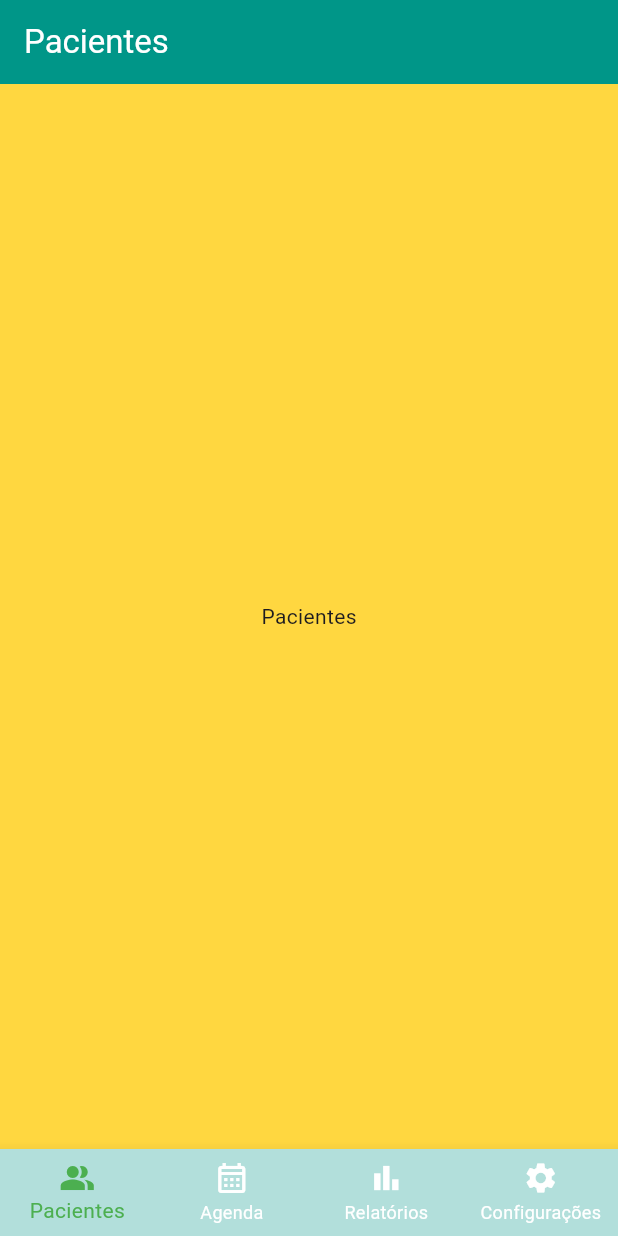
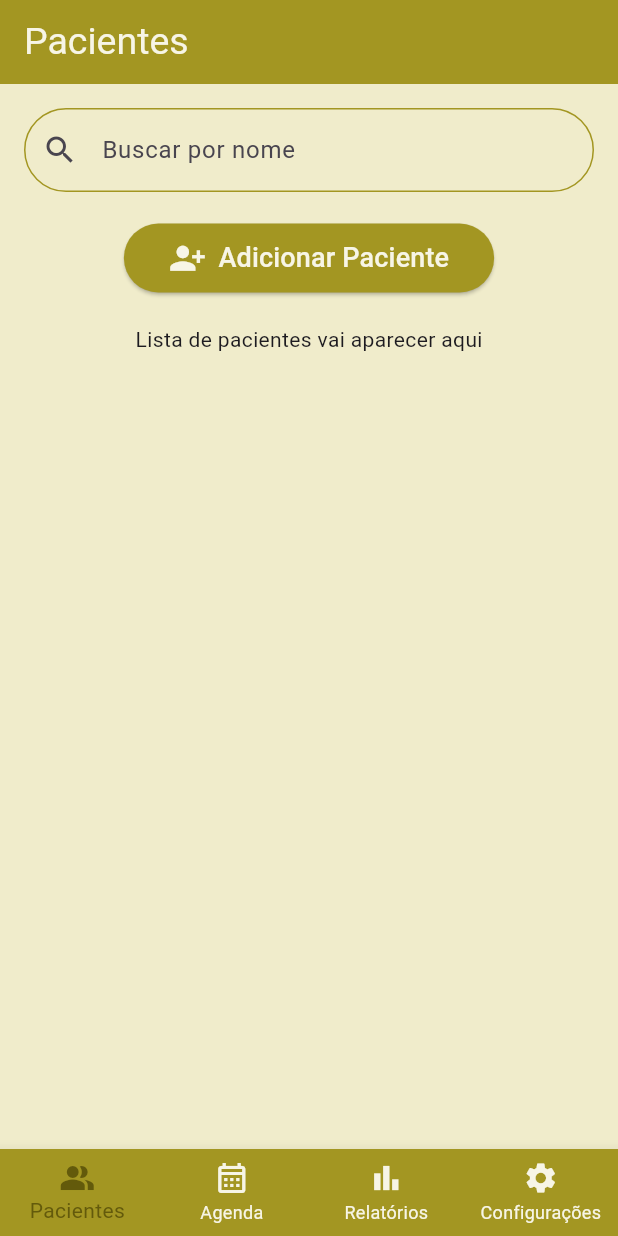
Before and after one commit to Valeria-CPaz/psico_app_flutter, a Flutter app: the screen it shows after launch, on a phone screen of 412 x 824 dp. Run offline on Flutter 3.47's test engine with Material 3 defaults, Android fonts, the phone set to English and light mode, and no system bars.

Commit message:
Patient modal

```diff
--- /dev/null
+++ b/lib/constants/app_colors.dart
@@ -0,0 +1,8 @@
+import 'package:flutter/material.dart';
+
+class AppColors {
+  static const primary = Color.fromARGB(255, 163, 150, 34);
+  static const primaryLight = Color.fromARGB(255, 240, 236, 203);
+  static const primaryDark = Color.fromARGB(255, 99, 90, 11);
+  static const onPrimary = Color.fromARGB(255, 247, 245, 230);
+}
--- a/lib/pages/home_page.dart
+++ b/lib/pages/home_page.dart
@@ -1,8 +1,10 @@
 import 'package:flutter/material.dart';
+import 'package:psicoapp/constants/app_colors.dart';
 import 'package:psicoapp/pages/agenda_page.dart';
 import 'package:psicoapp/pages/patients_page.dart';
 import 'package:psicoapp/pages/reports_page.dart';
 import 'package:psicoapp/pages/settings_page.dart';
+import 'package:psicoapp/components/add_patient_modal.dart';
 
 class HomePage extends StatefulWidget {
   const HomePage({super.key});
@@ -14,30 +16,39 @@ class HomePage extends StatefulWidget {
 class _HomePageState extends State<HomePage> {
   int _currentIndex = 0;
 
-  final List<Widget> _pages = const [
-    PatientsPage(),
-    AgendaPage(),
-    ReportsPage(),
-    SettingsPage(),
-  ];
+  void _openAddPatientModal() {
+    showModalBottomSheet(
+      context: context,
+      builder: (context) => AddPatientModal(),
+    );
+  }
 
   @override
   Widget build(BuildContext context) {
+    final List<Widget> _pages = [
+      PatientsPage(onAddPatient: _openAddPatientModal),
+      AgendaPage(),
+      ReportsPage(),
+      SettingsPage(),
+    ];
+
     return Scaffold(
-      backgroundColor: Colors.amberAccent,
+      backgroundColor: AppColors.primaryLight,
       appBar: AppBar(
-        backgroundColor: Colors.teal,
-        foregroundColor: Colors.white,
+        backgroundColor: AppColors.primary,
+        foregroundColor: AppColors.onPrimary,
         title: Text(
           ['Pacientes', 'Agenda', 'Relatórios', 'Configurações'][_currentIndex],
+          style: TextStyle(fontSize: 25),
         ),
       ),
       body: _pages[_currentIndex],
       bottomNavigationBar: BottomNavigationBar(
-        type: BottomNavigationBarType.fixed, // Se não mudar isso, ele não vê o background color
-        backgroundColor: Colors.teal[100],
-        selectedItemColor: Colors.green,
-        unselectedItemColor: Colors.white,
+        type: BottomNavigationBarType
+            .fixed, // Se não mudar isso, ele não vê o background color
+        backgroundColor: AppColors.primary,
+        selectedItemColor: AppColors.primaryDark,
+        unselectedItemColor: AppColors.onPrimary,
         currentIndex: _currentIndex,
         onTap: (index) {
           setState(() {
--- a/lib/pages/patients_page.dart
+++ b/lib/pages/patients_page.dart
@@ -1,10 +1,58 @@
 import 'package:flutter/material.dart';
+import 'package:psicoapp/constants/app_colors.dart';
 
 class PatientsPage extends StatelessWidget {
-  const PatientsPage({super.key});
+  final VoidCallback onAddPatient;
+
+  const PatientsPage({super.key, required this.onAddPatient});
 
   @override
   Widget build(BuildContext context) {
-    return const Center(child: Text('Pacientes'),);
+    return Padding(
+      padding: const EdgeInsets.all(16.0),
+      child: Column(
+        children: [
+          TextField(
+            decoration: InputDecoration(
+              hintText: 'Buscar por nome',
+              prefixIcon: const Icon(Icons.search),
+              border: OutlineInputBorder(
+                borderRadius: BorderRadius.circular(30),
+              ),
+              focusedBorder: OutlineInputBorder(
+                borderRadius: BorderRadius.circular(30),
+                borderSide: BorderSide(color: AppColors.primaryDark),
+              ),
+              enabledBorder: OutlineInputBorder(
+                borderRadius: BorderRadius.circular(30),
+                borderSide: BorderSide(color: AppColors.primary),
+              ),
+            ),
+          ),
+          const SizedBox(height: 20),
+          ElevatedButton(
+            onPressed: onAddPatient,
+            style: ElevatedButton.styleFrom(
+              backgroundColor: AppColors.primary,
+              foregroundColor: AppColors.onPrimary,
+              padding: const EdgeInsets.symmetric(horizontal: 30, vertical: 10),
+              shape: RoundedRectangleBorder(
+                borderRadius: BorderRadius.circular(30),
+              ),
+            ),
+            child: const Row(
+              mainAxisSize: MainAxisSize.min,
+              children: [
+                Icon(Icons.person_add_alt_1_sharp, size: 25),
+                SizedBox(width: 8),
+                Text('Adicionar Paciente', style: TextStyle(fontSize: 18)),
+              ],
+            ),
+          ),
+          const SizedBox(height: 20),
+          const Text('Lista de pacientes vai aparecer aqui'),
+        ],
+      ),
+    );
   }
 }
--- a/pubspec.yaml
+++ b/pubspec.yaml
@@ -34,6 +34,7 @@ dependencies:
   # The following adds the Cupertino Icons font to your application.
   # Use with the CupertinoIcons class for iOS style icons.
   cupertino_icons: ^1.0.8
+  uuid: ^4.5.2
 
 dev_dependencies:
   flutter_test:
```
Also changed, not shown: lib/components/add_patient_modal.dart (added, +95 -0 lines), lib/models/patient.dart (added, +31 -0 lines), pubspec.lock.
